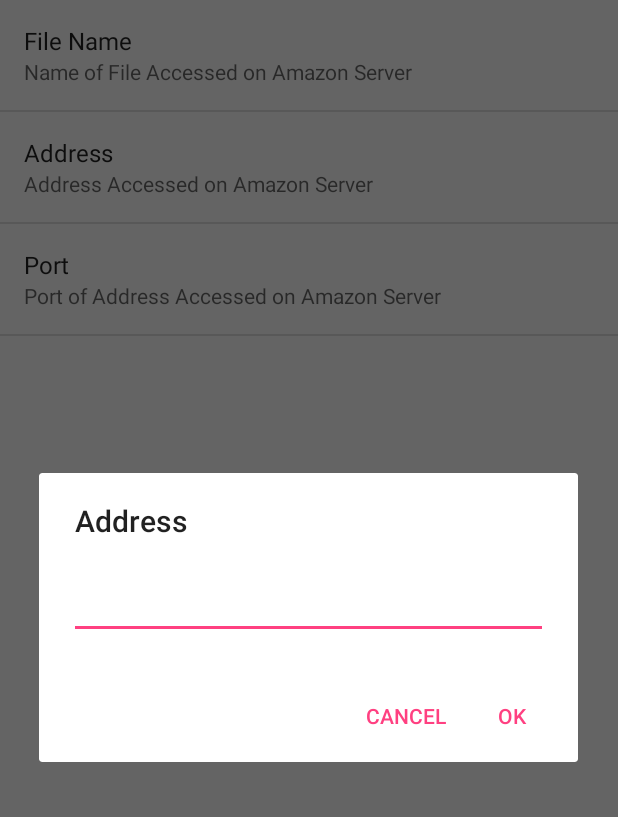
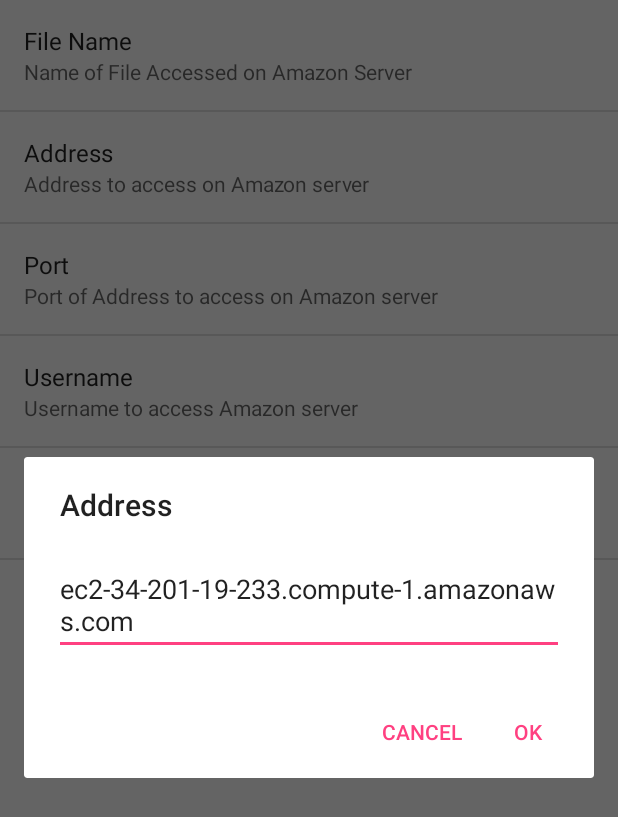
Before and after one commit to davidhamblin/Android-Projects, an Android app: the SettingsActivity screen opened directly, with no data from a screen before it, after a tap on "Address", on a phone screen of 412 x 824 dp. Shown: the top 817 px of the screen. Run offline under Robolectric (Android 15) with nearby library versions, the phone set to English and light mode, and no system bars.

Commit message:
Started cleaning up project

```diff
--- a/AWS_Project/app/src/main/res/layout/activity_main.xml
+++ b/AWS_Project/app/src/main/res/layout/activity_main.xml
@@ -26,7 +26,7 @@
         android:layout_alignParentStart="true"
         android:layout_below="@+id/edit_text"
         android:layout_marginTop="10dp"
-        android:onClick="pushButton"
+        android:onClick="pushPull"
         android:text="@string/push_string" />
 
     <Button
@@ -37,6 +37,6 @@
         android:layout_toEndOf="@+id/push_button"
         android:layout_toRightOf="@+id/push_button"
         android:layout_marginTop="10dp"
-        android:onClick="pullButton"
+        android:onClick="pushPull"
         android:text="@string/pull_string" />
 </RelativeLayout>
--- a/AWS_Project/app/src/main/res/xml/preferences.xml
+++ b/AWS_Project/app/src/main/res/xml/preferences.xml
@@ -6,13 +6,24 @@
         android:id="@+id/filename" />
 
     <EditTextPreference android:title="Address"
-        android:summary="Address Accessed on Amazon Server"
+        android:summary="Address to access on Amazon server"
         android:key="address"
+        android:defaultValue="ec2-34-201-19-233.compute-1.amazonaws.com"
         android:id="@+id/address" />
 
     <EditTextPreference android:title="Port"
-        android:summary="Port of Address Accessed on Amazon Server"
+        android:summary="Port of Address to access on Amazon server"
         android:key="port"
         android:id="@+id/port" />
 
+    <EditTextPreference android:title="Username"
+        android:summary="Username to access Amazon server"
+        android:key="username"
+        android:id="@+id/username" />
+
+    <EditTextPreference android:title="Password"
+        android:summary="Password for Username to access Amazon server"
+        android:key="password"
+        android:id="@+id/password" />
+
 </PreferenceScreen>
```
Also changed, not shown: AWS_Project/app/src/main/java/graduate/aws_project/MainActivity.java (+26 -24 lines), AWS_Project/app/src/main/java/graduate/aws_project/SaveTask.java (+13 -26 lines).
